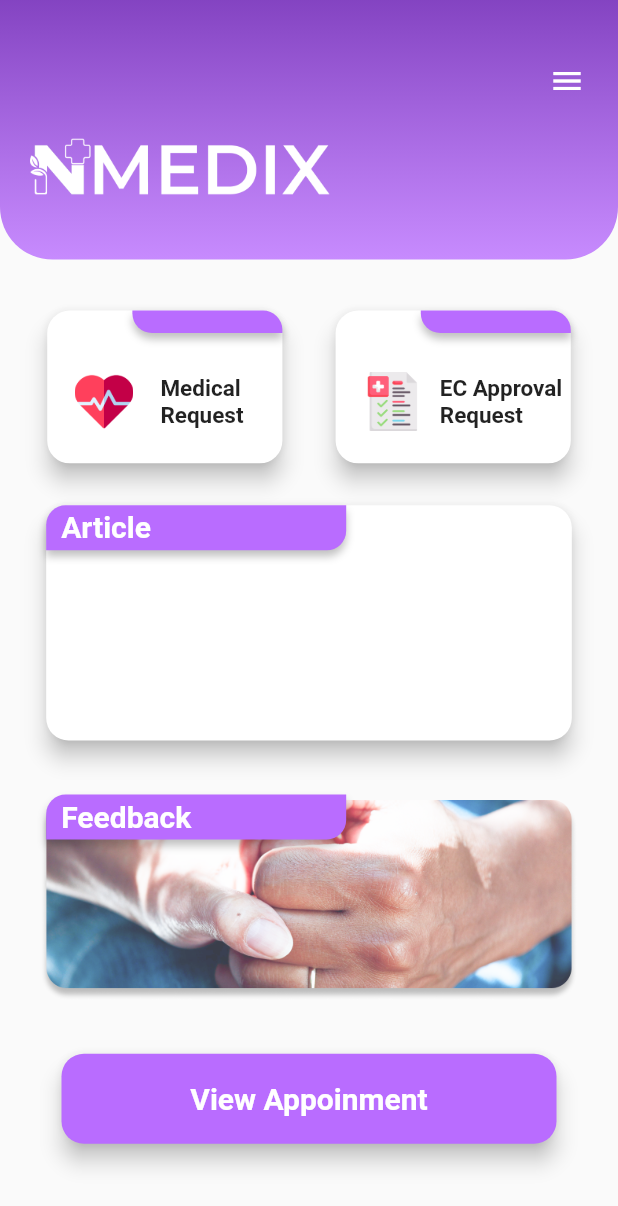
After one commit to Isurusandaruwan697/NMEDIX, a Flutter app: the Dashboard screen opened directly, on a phone screen of 412 x 824 dp. The commit adds this screen. Shown: the top 1206 px of the screen. Run offline on Flutter 3.47's test engine with Material 2 defaults, Android fonts, the phone set to English and light mode, and no system bars.

Commit message:
initial commit & add dashboard screen

```diff
--- a/lib/main.dart
+++ b/lib/main.dart
@@ -12,7 +12,8 @@ class MyApp extends StatelessWidget {
   @override
   Widget build(BuildContext context) {
     return MaterialApp(
-        home: SplashPage(),
-        );
+      debugShowCheckedModeBanner: false,
+      home: SplashPage(),
+    );
   }
 }
--- /dev/null
+++ b/lib/pages/dashboard.dart
@@ -0,0 +1,225 @@
+import 'package:flutter/material.dart';
+import 'package:medix/widgets/homepage_card_small.dart';
+
+class Dashboard extends StatefulWidget {
+  const Dashboard({super.key});
+
+  @override
+  State<Dashboard> createState() => _DashboardState();
+}
+
+class _DashboardState extends State<Dashboard> {
+  @override
+  Widget build(BuildContext context) {
+    double devHeight = MediaQuery.of(context).size.height;
+    double devWidth = MediaQuery.of(context).size.width;
+    return Scaffold(
+      body: Column(
+        children: [
+          Container(
+            height: devHeight * 0.21,
+            width: double.infinity,
+            decoration: const ShapeDecoration(
+              gradient: LinearGradient(
+                  begin: Alignment.topCenter,
+                  end: Alignment.bottomCenter,
+                  colors: [
+                    Color.fromARGB(225, 116, 43, 186),
+                    Color.fromARGB(200, 185, 108, 255)
+                  ]),
+              //color: Color(0xFFB96CFF),
+              shape: RoundedRectangleBorder(
+                borderRadius: BorderRadius.only(
+                  bottomLeft: Radius.circular(35),
+                  bottomRight: Radius.circular(35),
+                ),
+              ),
+            ),
+            child: Stack(
+              children: [
+                Positioned(
+                  top: 30,
+                  right: 10,
+                  child: IconButton(
+                    color: Colors.white,
+                    onPressed: () {},
+                    icon: const Icon(Icons.menu),
+                  ),
+                ),
+                Positioned(
+                  top: 90,
+                  left: 20,
+                  child: Image.asset(
+                    'assets/logo.png',
+                    height: devWidth * 0.125,
+                  ),
+                ),
+              ],
+            ),
+          ),
+          const SizedBox(height: 30.0),
+          Row(
+            mainAxisAlignment: MainAxisAlignment.spaceEvenly,
+            children: [
+              HomePageCardSmall(
+                devWidth: devWidth,
+                devHeight: devHeight,
+                title: "Medical\nRequest",
+                sizeboxWidth: 18,
+                imgUrl: 'assets/mreq.png',
+              ),
+              HomePageCardSmall(
+                devWidth: devWidth,
+                devHeight: devHeight,
+                title: "EC Approval\nRequest",
+                sizeboxWidth: 12,
+                imgUrl: 'assets/ecreq.png',
+              )
+            ],
+          ),
+          const SizedBox(height: 20.0),
+          Row(
+            mainAxisAlignment: MainAxisAlignment.center,
+            children: [
+              Container(
+                width: devWidth * 0.87,
+                height: (devHeight * 0.4) / 2,
+                child: Card(
+                  elevation: 6,
+                  shape: RoundedRectangleBorder(
+                    borderRadius: BorderRadius.circular(15.0),
+                  ),
+                  child: Stack(
+                    children: [
+                      Positioned(
+                        top: 0,
+                        left: 0,
+                        child: Container(
+                          child: const Padding(
+                            padding: EdgeInsets.fromLTRB(10, 3, 0, 0),
+                            child: Text(
+                              "Article",
+                              style: TextStyle(
+                                  color: Colors.white,
+                                  fontSize: 20,
+                                  fontWeight: FontWeight.bold),
+                            ),
+                          ),
+                          width: 200,
+                          height: 30,
+                          decoration: const ShapeDecoration(
+                            color: Color(0xFFB96CFF),
+                            shape: RoundedRectangleBorder(
+                              borderRadius: BorderRadius.only(
+                                topLeft: Radius.circular(13),
+                                bottomRight: Radius.circular(13),
+                              ),
+                            ),
+                            shadows: [
+                              BoxShadow(
+                                color: Color(0x3F000000),
+                                blurRadius: 4,
+                                offset: Offset(0, 4),
+                                spreadRadius: 0,
+                              )
+                            ],
+                          ),
+                        ),
+                      ),
+                    ],
+                  ),
+                ),
+              ),
+            ],
+          ),
+          const SizedBox(height: 20.0),
+          Row(
+            mainAxisAlignment: MainAxisAlignment.center,
+            children: [
+              GestureDetector(
+                onTap: () {
+                  Navigator.push(
+                    context,
+                    MaterialPageRoute(builder: (context) => Dashboard()),
+                  );
+                },
+                child: Container(
+                  width: devWidth * 0.87,
+                  height: (devHeight * 0.4) / 2,
+                  decoration: BoxDecoration(
+                      image: DecorationImage(
+                          image: AssetImage('assets/feedback.png'))),
+                  // child: Card(
+                  //   elevation: 6,
+                  //   shape: RoundedRectangleBorder(
+                  //     borderRadius: BorderRadius.circular(15.0),
+                  //   ),
+                  child: Stack(
+                    children: [
+                      Positioned(
+                        top: 12,
+                        left: 4,
+                        child: Container(
+                          width: 200,
+                          height: 30,
+                          decoration: const ShapeDecoration(
+                            color: Color(0xFFB96CFF),
+                            shape: RoundedRectangleBorder(
+                              borderRadius: BorderRadius.only(
+                                topLeft: Radius.circular(13),
+                                bottomRight: Radius.circular(13),
+                              ),
+                            ),
+                            shadows: [
+                              BoxShadow(
+                                color: Color(0x3F000000),
+                                blurRadius: 4,
+                                offset: Offset(0, 4),
+                                spreadRadius: 0,
+                              )
+                            ],
+                          ),
+                          child: const Padding(
+                            padding: EdgeInsets.fromLTRB(10, 3, 0, 0),
+                            child: Text(
+                              "Feedback",
+                              style: TextStyle(
+                                  color: Colors.white,
+                                  fontSize: 20,
+                                  fontWeight: FontWeight.bold),
+                            ),
+                          ),
+                        ),
+                      ),
+                    ],
+                  ),
+                  // ),
+                ),
+              ),
+            ],
+          ),
+          const SizedBox(height: 20.0),
+          ElevatedButton(
+            style: ElevatedButton.styleFrom(
+              elevation: 6,
+              minimumSize: const Size(330, 60),
+              backgroundColor: const Color(0xFFB96CFF),
+              shape: RoundedRectangleBorder(
+                borderRadius: BorderRadius.circular(15.0),
+              ),
+            ),
+            onPressed: () {},
+            child: const Text(
+              "View Appoinment",
+              style: TextStyle(
+                fontSize: 20,
+                fontWeight: FontWeight.bold,
+                color: Colors.white,
+              ),
+            ),
+          ),
+        ],
+      ),
+    );
+  }
+}
--- /dev/null
+++ b/lib/widgets/homepage_card_small.dart
@@ -0,0 +1,79 @@
+import 'package:flutter/material.dart';
+
+class HomePageCardSmall extends StatelessWidget {
+  const HomePageCardSmall({
+    super.key,
+    required this.devWidth,
+    required this.devHeight,
+    required this.title,
+    required this.sizeboxWidth,
+    required this.imgUrl,
+  });
+
+  final double devWidth;
+  final double devHeight;
+  final String imgUrl;
+  final String title;
+  final double sizeboxWidth;
+
+  @override
+  Widget build(BuildContext context) {
+    return Container(
+      width: devWidth * 0.4,
+      height: (devHeight * 0.4) / 3,
+      child: Card(
+        elevation: 6,
+        shape: RoundedRectangleBorder(
+          borderRadius: BorderRadius.circular(15.0),
+        ),
+        child: Stack(
+          children: [
+            Positioned(
+                top: 0,
+                right: 0,
+                child: Container(
+                  width: 100,
+                  height: 15,
+                  decoration: const ShapeDecoration(
+                    color: Color(0xFFB96CFF),
+                    shape: RoundedRectangleBorder(
+                      borderRadius: BorderRadius.only(
+                        topRight: Radius.circular(13),
+                        bottomLeft: Radius.circular(13),
+                      ),
+                    ),
+                    shadows: [
+                      BoxShadow(
+                        color: Color(0x3F000000),
+                        blurRadius: 4,
+                        offset: Offset(0, 4),
+                        spreadRadius: 0,
+                      )
+                    ],
+                  ),
+                )),
+            Positioned(
+              top: (devHeight * 0.4) / 8,
+              left: devWidth * 0.4 / 9,
+              child: Row(
+                children: [
+                  Image.asset(
+                    imgUrl,
+                    // 'assets/mreq.png',
+                    height: devWidth * 0.095,
+                  ),
+                  SizedBox(width: sizeboxWidth),
+                  Text(
+                    title,
+                    style: const TextStyle(
+                        fontSize: 15, fontWeight: FontWeight.bold),
+                  ),
+                ],
+              ),
+            ),
+          ],
+        ),
+      ),
+    );
+  }
+}
--- a/pubspec.yaml
+++ b/pubspec.yaml
@@ -61,7 +61,6 @@ flutter:
   # To add assets to your application, add an assets section, like this:
   assets:
       - assets/
-      - assets/
   # An image asset can refer to one or more resolution-specific "variants", see
   # https://flutter.dev/assets-and-images/#resolution-aware
 
```
Also changed, not shown: assets/ecreq.png (added), assets/feedback.png (added), assets/logo.png (added), assets/mreq.png (added).
